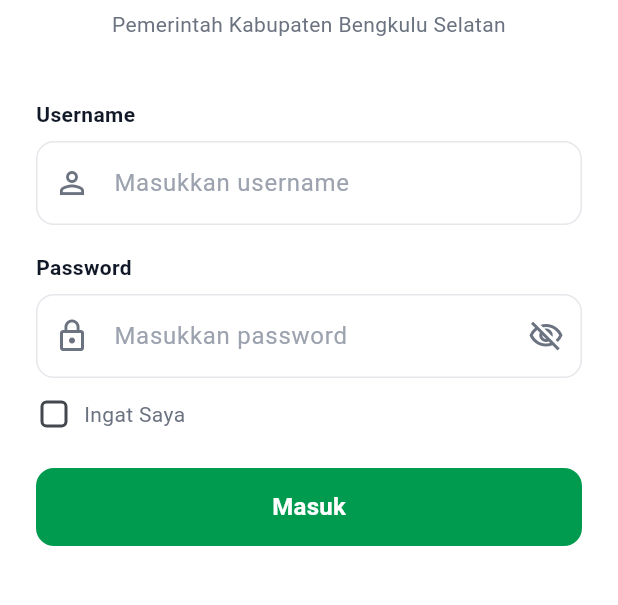
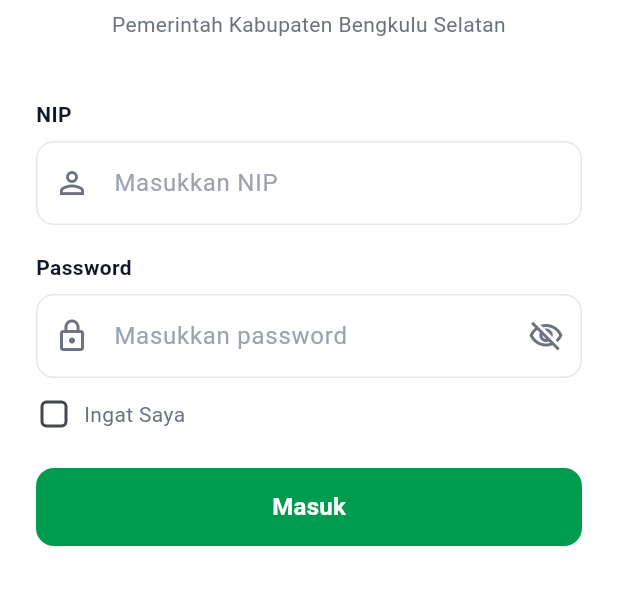
Before and after one commit to aptikabs/fe-mobile-presensi, a Flutter app: the screen it shows after launch, on a phone screen of 412 x 824 dp, the part 519-1124 px from its top. Run offline on Flutter 3.47's test engine with Material 3 defaults, Android fonts, the phone set to English and light mode, and no system bars; our stand-ins replace audioplayers, camera, connectivity_plus, dartz, device_info_plus, equatable and 20 more; missing offline and left inert: android_id, android_intent_plus, google_mlkit_face_detection, safe_device, security_plus, tflite_flutter; accounts and stored records are empty; network calls fail.

Commit message:
[Mory] feat: update launcher icon and login label

```diff
--- a/lib/features/auth/presentation/widgets/login/login_form.dart
+++ b/lib/features/auth/presentation/widgets/login/login_form.dart
@@ -100,7 +100,7 @@ class _LoginFormState extends State<LoginForm> {
         crossAxisAlignment: CrossAxisAlignment.start,
         children: [
           Text(
-            'Username',
+            'NIP',
             style: Theme.of(context).textTheme.bodyMedium?.copyWith(
               fontWeight: FontWeight.w600,
               color: AppColors.textPrimary,
@@ -111,7 +111,7 @@ class _LoginFormState extends State<LoginForm> {
           TextFormField(
             controller: _usernameController,
             decoration: InputDecoration(
-              hintText: 'Masukkan username',
+              hintText: 'Masukkan NIP',
               prefixIcon: const Icon(
                 Icons.person_outline,
                 color: AppColors.neutral500,
@@ -143,7 +143,7 @@ class _LoginFormState extends State<LoginForm> {
             ),
             validator: (value) {
               if (value == null || value.isEmpty) {
-                return 'Username tidak boleh kosong';
+                return 'NIP tidak boleh kosong';
               }
               return null;
             },
--- a/pubspec.yaml
+++ b/pubspec.yaml
@@ -71,3 +71,7 @@ flutter:
     - assets/audio/
     - assets/logo/
     - assets/mobile_face_net.tflite
+flutter_launcher_icons:
+  android: true
+  ios: false
+  image_path: "assets/logo/logo_launcher_new.png"
```
Also changed, not shown: assets/logo/logo_launcher_new.png (added), 5 other files.
